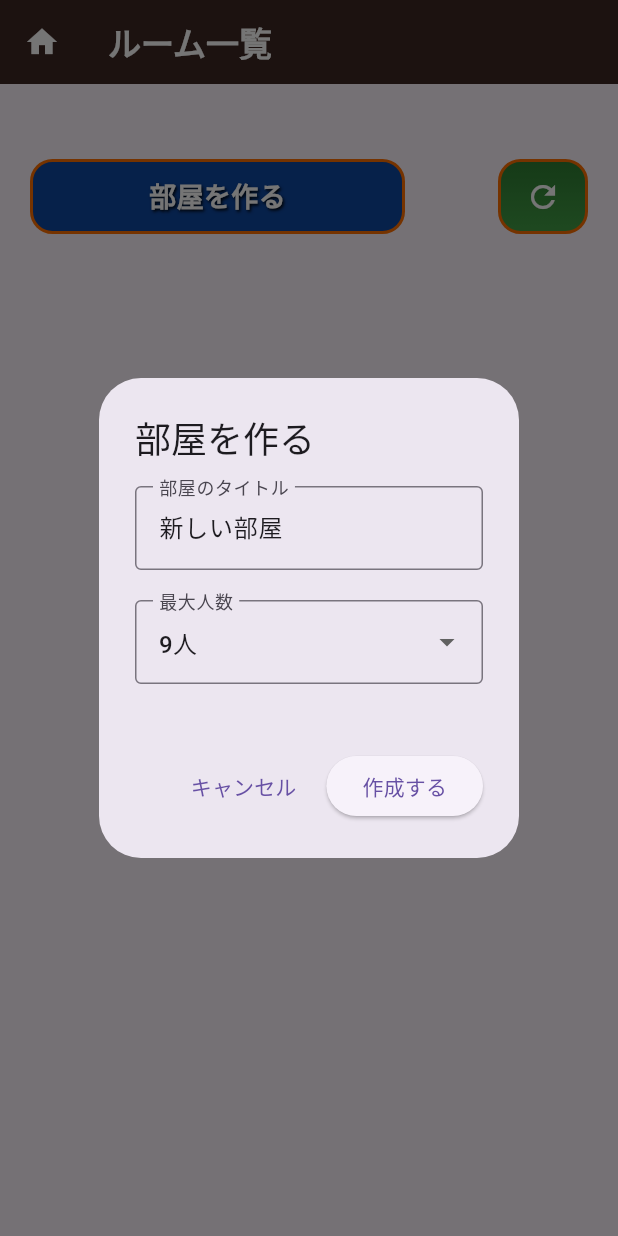
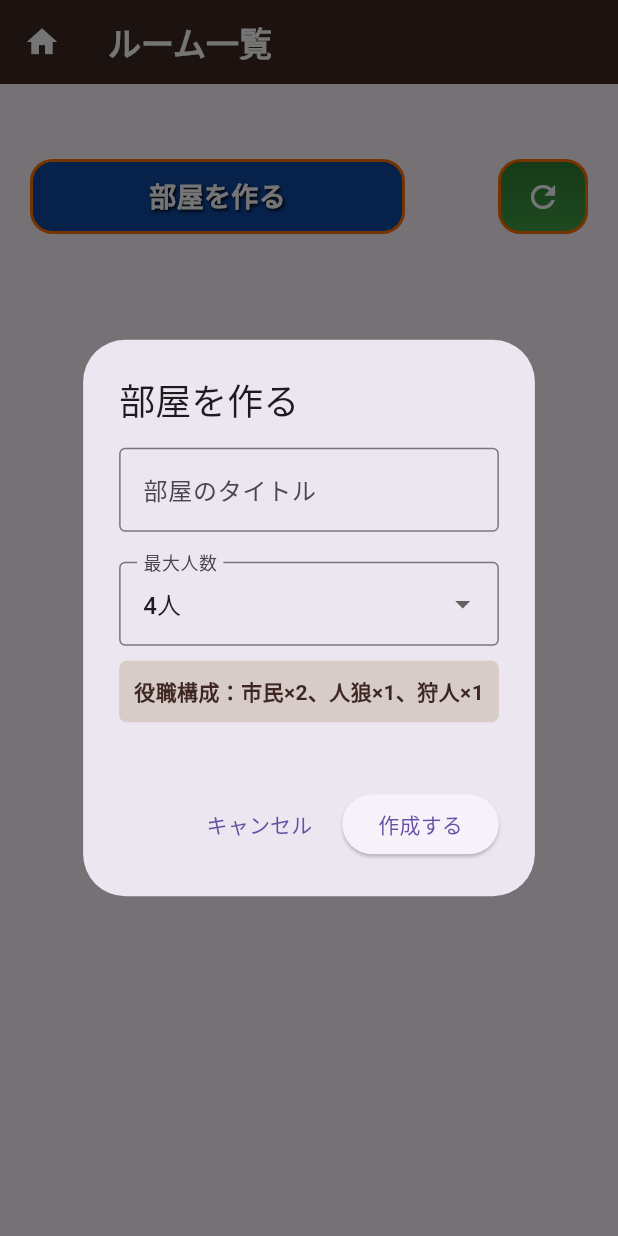
Before and after one commit to Toshipy/warewolf-game, a Flutter app: the RoomListScreen screen opened directly, after a tap on "部屋を作る", on a phone screen of 412 x 824 dp. Run offline on Flutter 3.47's test engine with Material 3 defaults, Android fonts, the phone set to English and light mode, and no system bars; our stand-ins replace cloud_firestore, firebase_auth, firebase_core; accounts and stored records are empty; Roboto replaces fonts that are missing (Noto Sans JP).

Commit message:
ルールセット

```diff
--- a/lib/screens/room_list_screen.dart
+++ b/lib/screens/room_list_screen.dart
@@ -16,10 +16,44 @@ class _RoomListScreenState extends State<RoomListScreen> {
   String? _errorMessage;
   List<Map<String, dynamic>> _rooms = [];
 
+  // 人数に応じた役職を返す関数
+  List<String> _getRolesByPlayerCount(int count) {
+    switch (count) {
+      case 4:
+        return ['市民', '市民', '人狼', '狩人'];
+      case 5:
+        return ['市民', '市民', '市民', '人狼', '狩人'];
+      case 6:
+        return ['市民', '市民', '占い師', '人狼', '人狼', '狩人'];
+      case 7:
+        return ['市民', '市民', '市民', '占い師', '人狼', '人狼', '狩人'];
+      case 8:
+        return ['市民', '市民', '市民', '霊能者', '占い師', '人狼', '人狼', '狩人'];
+      case 9:
+        return ['市民', '市民', '市民', '霊能者', '占い師', '人狼', '人狼', '狩人', '狂人'];
+      default:
+        return ['市民', '市民', '人狼', '狩人'];
+    }
+  }
+
+  // 役職リストを文字列に変換する関数
+  String _getRolesDescription(List<String> roles) {
+    Map<String, int> roleCounts = {};
+    for (var role in roles) {
+      roleCounts[role] = (roleCounts[role] ?? 0) + 1;
+    }
+
+    return roleCounts.entries
+        .map((entry) {
+          return '${entry.key}×${entry.value}';
+        })
+        .join('、');
+  }
+
   void _showCreateRoomDialog(BuildContext context) {
-    int maxPlayers = 9;
-    List<String> roles = ['市民', '市民', '占い師', '霊能者', '狩人', '人狼', '人狼', '狂信者'];
-    final titleController = TextEditingController(text: '新しい部屋');
+    int maxPlayers = 4;
+    List<String> roles = _getRolesByPlayerCount(4);
+    final titleController = TextEditingController(text: '');
     bool isCreating = false;
 
     showDialog(
@@ -50,7 +84,7 @@ class _RoomListScreenState extends State<RoomListScreen> {
                       ),
                       value: maxPlayers,
                       items:
-                          [4, 5, 6, 7, 8, 9, 10, 11, 12, 13]
+                          [4, 5, 6, 7, 8, 9]
                               .map(
                                 (number) => DropdownMenuItem<int>(
                                   value: number,
@@ -63,9 +97,27 @@ class _RoomListScreenState extends State<RoomListScreen> {
                               ? null
                               : (value) {
                                 if (value != null) {
-                                  maxPlayers = value;
+                                  setState(() {
+                                    maxPlayers = value;
+                                    roles = _getRolesByPlayerCount(value);
+                                  });
                                 }
                               },
+                    ),
+                    const SizedBox(height: 10),
+                    Container(
+                      padding: const EdgeInsets.all(10),
+                      decoration: BoxDecoration(
+                        color: Colors.brown.shade100,
+                        borderRadius: BorderRadius.circular(5),
+                      ),
+                      child: Text(
+                        '役職構成：${_getRolesDescription(roles)}',
+                        style: TextStyle(
+                          color: Colors.brown.shade900,
+                          fontWeight: FontWeight.bold,
+                        ),
+                      ),
                     ),
                     const SizedBox(height: 20),
                   ],
```
